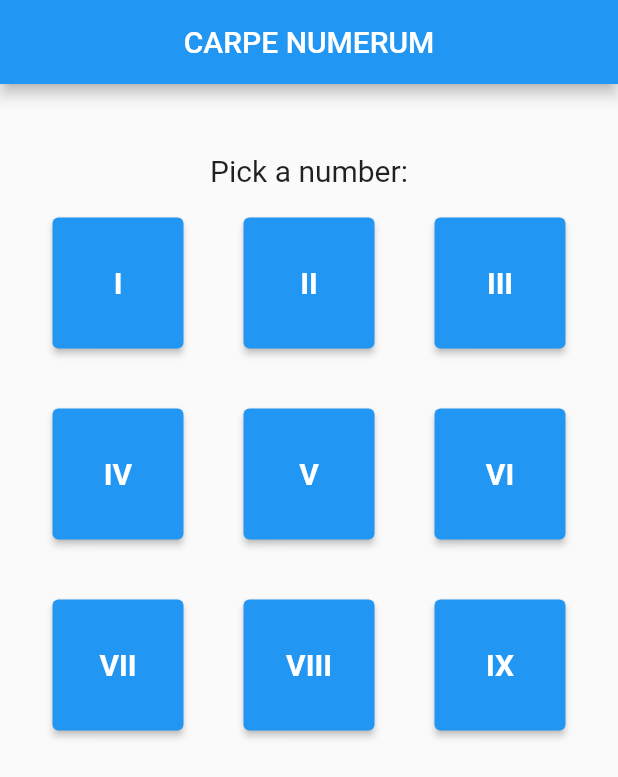
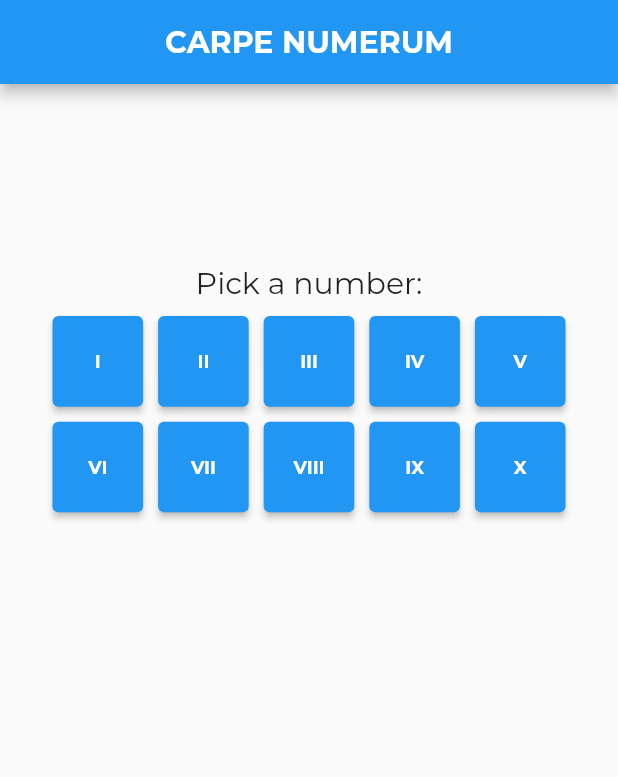
Before and after one commit to keith47733/carpe_numerum, a Flutter app: the screen it shows after launch, on a phone screen of 412 x 824 dp. Shown: the top 777 px of the screen. Run offline on Flutter 3.47's test engine with Material 2 defaults, Android fonts, the phone set to English and light mode, and no system bars.

Commit message:
Added fonts, icons, labels

```diff
--- a/lib/main.dart
+++ b/lib/main.dart
@@ -11,6 +11,7 @@ class MyApp extends StatelessWidget {
   Widget build(BuildContext context) {
     return MaterialApp(
       theme: ThemeData(
+        fontFamily: 'Montserrat',
         primarySwatch: Colors.blue,
       ),
       home: const MyHomePage(),
@@ -36,6 +37,7 @@ class _MyHomePageState extends State<MyHomePage> {
     'VII',
     'VIII',
     'IX',
+    'X'
   ];
   String _chosenNumber = 'VIII';
   bool _gameStage2 = false;
@@ -48,6 +50,7 @@ class _MyHomePageState extends State<MyHomePage> {
           'carpe numerum'.toUpperCase(),
           style: const TextStyle(
             fontSize: 20,
+            fontWeight: FontWeight.bold,
           ),
         ),
         centerTitle: true,
@@ -68,10 +71,10 @@ class _MyHomePageState extends State<MyHomePage> {
               ),
               GridView.count(
                 scrollDirection: Axis.vertical,
-                crossAxisCount: 3,
-                padding: const EdgeInsets.fromLTRB(35, 20, 35, 20),
-                mainAxisSpacing: 40.0,
-                crossAxisSpacing: 40.0,
+                crossAxisCount: 5,
+                padding: const EdgeInsets.fromLTRB(35, 10, 35, 10),
+                mainAxisSpacing: 10.0,
+                crossAxisSpacing: 10.0,
                 shrinkWrap: true,
                 children: List.generate(_numbers.length, (index) {
                   return ElevatedButton(
@@ -79,7 +82,7 @@ class _MyHomePageState extends State<MyHomePage> {
                     child: Text(
                       _numbers[index],
                       style: const TextStyle(
-                        fontSize: 20,
+                        fontSize: 12,
                         fontWeight: FontWeight.bold,
                       ),
                     ),
@@ -132,7 +135,7 @@ class _MyHomePageState extends State<MyHomePage> {
                         'Yes',
                         style: TextStyle(
                           fontSize: 20,
-                          fontWeight: FontWeight.bold,
+                          fontWeight: FontWeight.normal,
                         ),
                       ),
                     ),
@@ -143,7 +146,7 @@ class _MyHomePageState extends State<MyHomePage> {
                         'No',
                         style: TextStyle(
                           fontSize: 20,
-                          fontWeight: FontWeight.bold,
+                          fontWeight: FontWeight.normal,
                         ),
                       ),
                     )
```
Also changed, not shown: pubspec.yaml (+7 -0 lines), assets/fonts/Montserrat-Bold.ttf (added), assets/fonts/Montserrat-Regular.ttf (added), 6 other files.
